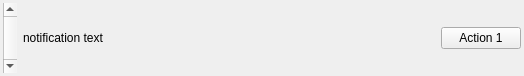
Before: the Qt Designer form src/desktop-remote/notificationbar.ui in hyperquantum/PMP, drawn with Qt 5.
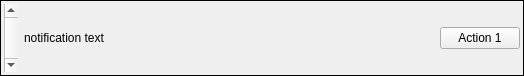
After: the same form once the commit is applied.

What changed in the file:
```diff
--- a/src/desktop-remote/notificationbar.ui
+++ b/src/desktop-remote/notificationbar.ui
@@ -13,6 +13,9 @@
   <property name="windowTitle">
    <string>Form</string>
   </property>
+  <property name="frameShape">
+   <enum>QFrame::Shape::Box</enum>
+  </property>
   <layout class="QHBoxLayout" name="horizontalLayout">
    <property name="leftMargin">
     <number>3</number>
```
